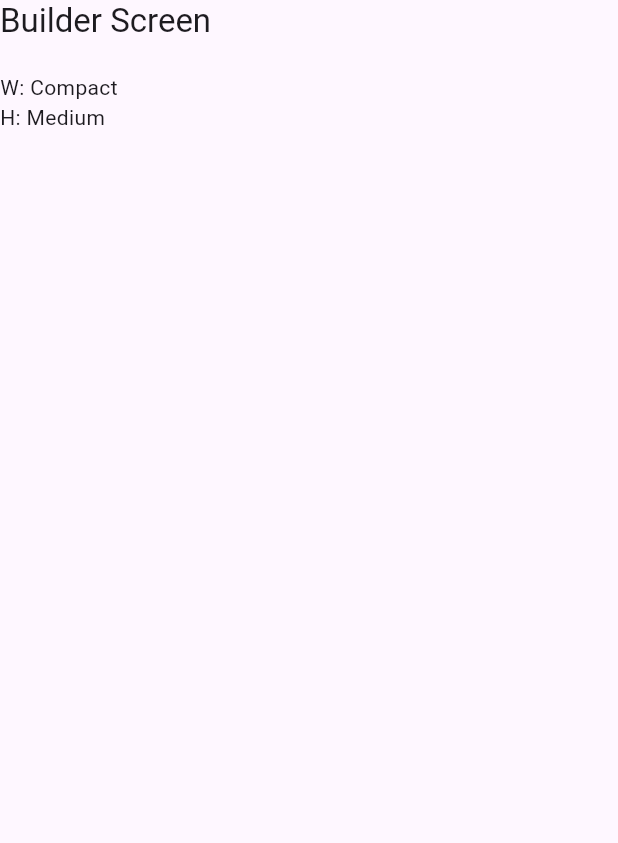
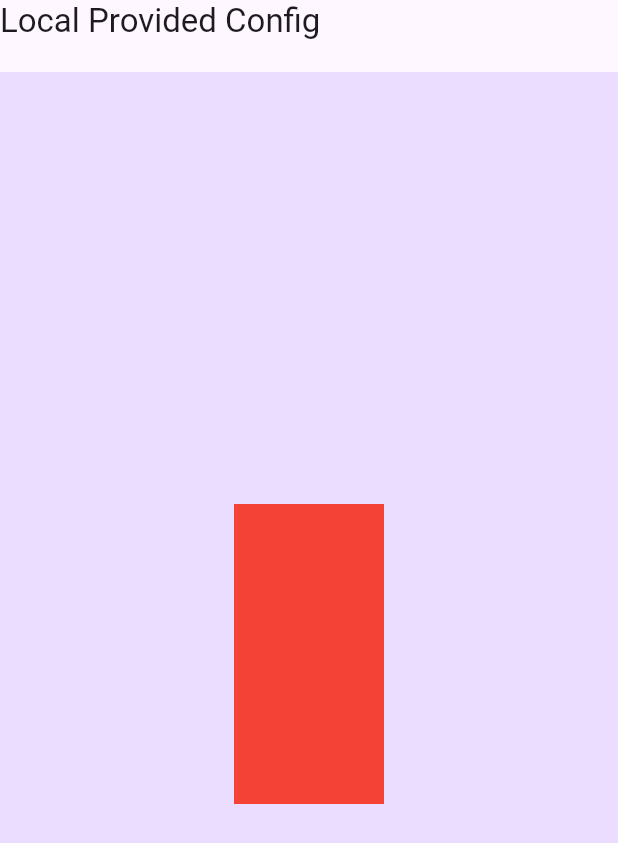
Before and after one commit to YukiAttano/responsive_ux, a Flutter app: the screen it shows after launch, on a phone screen of 412 x 824 dp. Shown: the top 843 px of the screen. Run offline on Flutter 3.47's test engine with Material 3 defaults, Android fonts, the phone set to English and light mode, and no system bars.

Commit message:
added WindowSizeConfiguration.override

```diff
--- /dev/null
+++ b/example/lib/local_screen.dart
@@ -0,0 +1,36 @@
+import 'package:example/util/screen.dart';
+import 'package:flutter/material.dart';
+import 'package:responsive_ux/responsive_ux.dart';
+
+class LocalScreen extends StatelessWidget {
+  const LocalScreen({super.key});
+
+  @override
+  Widget build(BuildContext context) {
+    return Screen(
+      title: "Local Provided Config",
+      child: ColoredBox(
+        color: Theme.of(context).colorScheme.primaryContainer,
+        child: Center(
+          child: WindowSizeBuilder.override(
+            data: WindowSizeConfigurationData(sizes: [
+              const WindowSize(100, 100),
+              const WindowSize(800, 200),
+            ]),
+            builder: (context, width, height, child) {
+
+              return SizedBox(
+                height: height.height,
+                width: width.width,
+                child: child!,
+              );
+            },
+            child: ColoredBox(
+              color: Colors.red,
+            ),
+          ),
+        ),
+      ),
+    );
+  }
+}
--- a/example/lib/main.dart
+++ b/example/lib/main.dart
@@ -1,4 +1,5 @@
 // ignore_for_file: prefer_const_constructors
+import 'package:example/local_screen.dart';
 import 'package:flutter/material.dart';
 import 'package:responsive_ux/responsive_ux.dart';
 
@@ -22,8 +23,9 @@ class ResponsiveUi extends StatelessWidget {
           sizes: [WindowSizes.compact]
         ),*/
         child:
-          BuilderScreen(),
+          //BuilderScreen(),
           //ListenerScreen(),
+          LocalScreen(),
       ),
     );
   }
--- a/example/lib/util/screen.dart
+++ b/example/lib/util/screen.dart
@@ -20,7 +20,7 @@ class Screen extends StatelessWidget {
               child: Text(description),
             ),
             const SizedBox(height: 20),
-            child,
+            Flexible(child: child),
           ],
         ),
       ),
--- a/example/lib/util/window_size_extension.dart
+++ b/example/lib/util/window_size_extension.dart
@@ -9,6 +9,8 @@ extension WindowSizeExtension on WindowSize? {
         return "Compact";
       case WindowSizes.medium:
         return "Medium";
+      case WindowSizes.regular:
+        return "Regular";
       case WindowSizes.expanded:
         return "Expanded";
       case WindowSizes.large:
--- a/lib/src/ui/window_size_builder.dart
+++ b/lib/src/ui/window_size_builder.dart
@@ -10,12 +10,24 @@ typedef Builder = Widget Function(BuildContext context, WindowSize width, Window
 
 /// To define your own [WindowSize]s, insert a [WindowSizeConfiguration] in the Widget tree
 class WindowSizeBuilder extends StatefulWidget {
+  final WindowSizeConfigurationData? data;
   final Builder builder;
   final Widget? child;
 
-  const WindowSizeBuilder._({super.key, required this.builder, this.child});
+  const WindowSizeBuilder._({super.key, this.data, required this.builder, this.child});
 
-  const WindowSizeBuilder({Key? key, required Builder builder, Widget? child}) : this._(key: key, builder: builder, child: child);
+  /// Access its configuration from an ancestor [WindowSizeConfiguration] widget.
+  ///
+  /// Intended to be used for root widgets that control the navigation UI like Screens/Pages.
+  const WindowSizeBuilder({Key? key, required Builder builder, Widget? child})
+      : this._(key: key, builder: builder, child: child);
+
+  /// Ignores any ancestor [WindowSizeConfiguration] and uses its own [data]
+  ///
+  /// Intended for easier testing and should not be used in production.
+  const WindowSizeBuilder.override(
+      {Key? key, WindowSizeConfigurationData? data, required Builder builder, Widget? child})
+      : this._(key: key, data: data, builder: builder, child: child);
 
 /*
   /// Uses the given [view] or the first found view instead of [MediaQuery].
@@ -52,13 +64,13 @@ class _WindowSizeBuilderState extends State<WindowSizeBuilder> {
   void didUpdateWidget(covariant WindowSizeBuilder oldWidget) {
     super.didUpdateWidget(oldWidget);
 
-    if (widget.builder != oldWidget.builder || widget.child != oldWidget.child) {
+    if (widget.data != oldWidget.data || widget.builder != oldWidget.builder || widget.child != oldWidget.child) {
       _evaluate(force: true);
     }
   }
 
   void _evaluate({bool force = false}) {
-    WindowSizeConfigurationData data = WindowSizeConfiguration.of(context);
+    WindowSizeConfigurationData data = widget.data ?? WindowSizeConfiguration.of(context);
 
     WindowSize width;
     WindowSize height;
--- a/pubspec.yaml
+++ b/pubspec.yaml
@@ -1,6 +1,6 @@
 name: responsive_ux
 description: "various utilities to implement a Responsive UX."
-version: 0.2.0
+version: 0.2.1
 repository: https://github.com/YukiAttano/responsive_ux
 
 environment:
```
Also changed, not shown: example/pubspec.lock, 1 other file.
